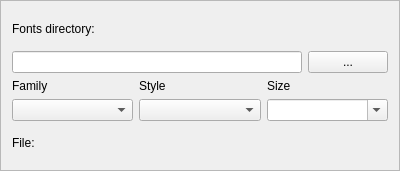
Old version of the form fontselectframe.ui in the repository andryblack/fontbuilder.
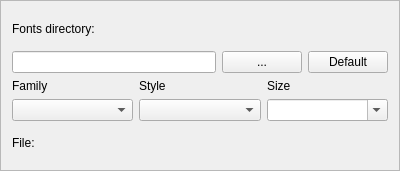
New version of the form.

Patch:
```diff
--- a/fontselectframe.ui
+++ b/fontselectframe.ui
@@ -58,6 +58,13 @@
        </property>
       </widget>
      </item>
+     <item>
+      <widget class="QPushButton" name="pushButtonDefault">
+       <property name="text">
+        <string>Default</string>
+       </property>
+      </widget>
+     </item>
     </layout>
    </item>
    <item>
```
